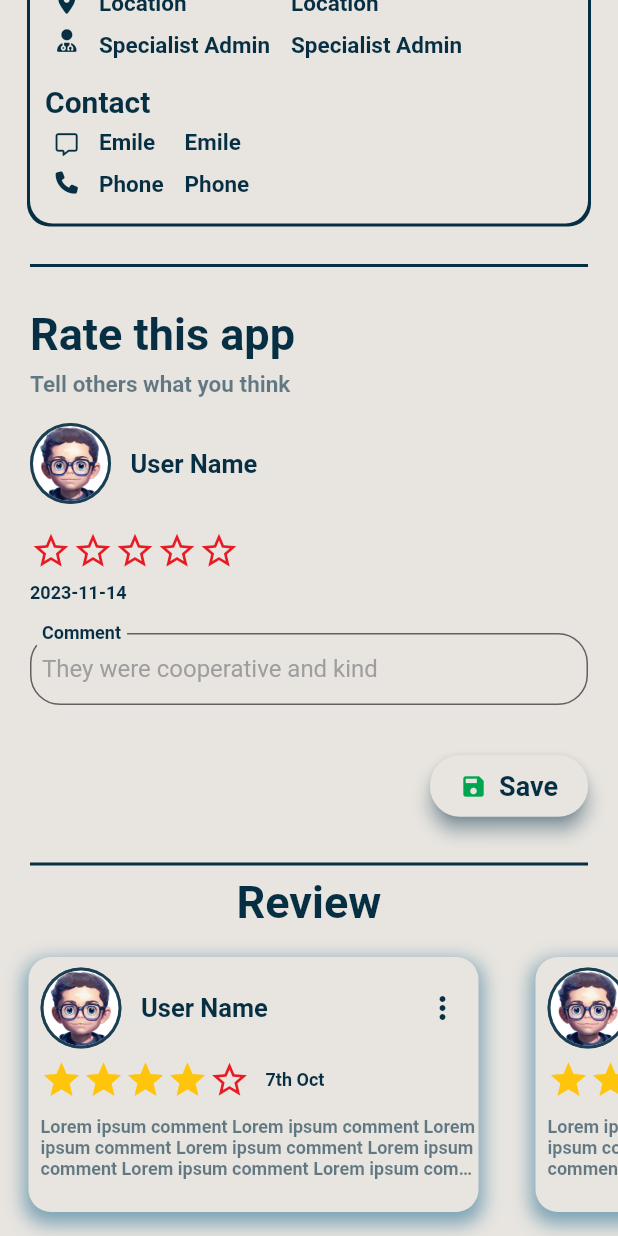
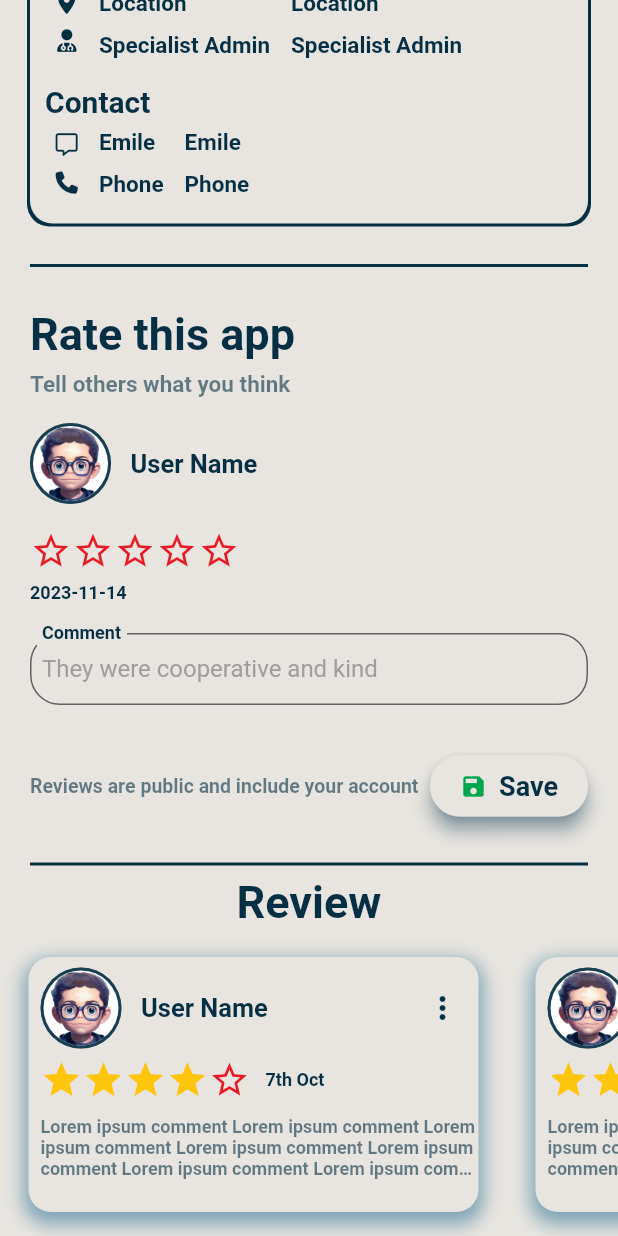
Before and after one commit to AsmaaSaleh1/Spectrum-speak, a Flutter app: the CenterProfile screen opened directly, scrolled down 576 dp, on a phone screen of 412 x 824 dp. Run offline on Flutter 3.47's test engine with Material 2 defaults, Android fonts, the phone set to English and light mode, and no system bars; drawn by our look-alikes of circular_profile_avatar; our stand-ins replace font_awesome_flutter, google_fonts, smooth_star_rating_null_safety; Roboto replaces fonts that are missing (Tinos).

Commit message:
add notes to the user

```diff
--- a/lib/units/review_add_from_user.dart
+++ b/lib/units/review_add_from_user.dart
@@ -124,9 +124,18 @@ class _AddReviewState extends State<AddReview> {
           buildTextField(
               "Comment", "They were cooperative and kind", false, isObscurePassword
           ),
-          Align(
-            alignment: AlignmentDirectional.topEnd ,
-            child: CustomButton(
+          Row(
+            mainAxisAlignment: MainAxisAlignment.spaceBetween,
+            children: [
+              Text(
+                "Reviews are public and include your account",
+                style: TextStyle(
+                  fontSize: 13.0,
+                  fontWeight: FontWeight.bold,
+                  color: kDarkerColor.withOpacity(0.6),
+                ),
+              ),
+              CustomButton(
                 foregroundColor: kDarkerColor,
                 backgroundColor: kPrimary,
                 onPressed: () {
@@ -140,6 +149,7 @@ class _AddReviewState extends State<AddReview> {
                 ),
                 iconColor: kGreen,
               ),
+            ],
           ),
         ],
       ),
```
Lines whose indentation alone changed are shown as unchanged.
